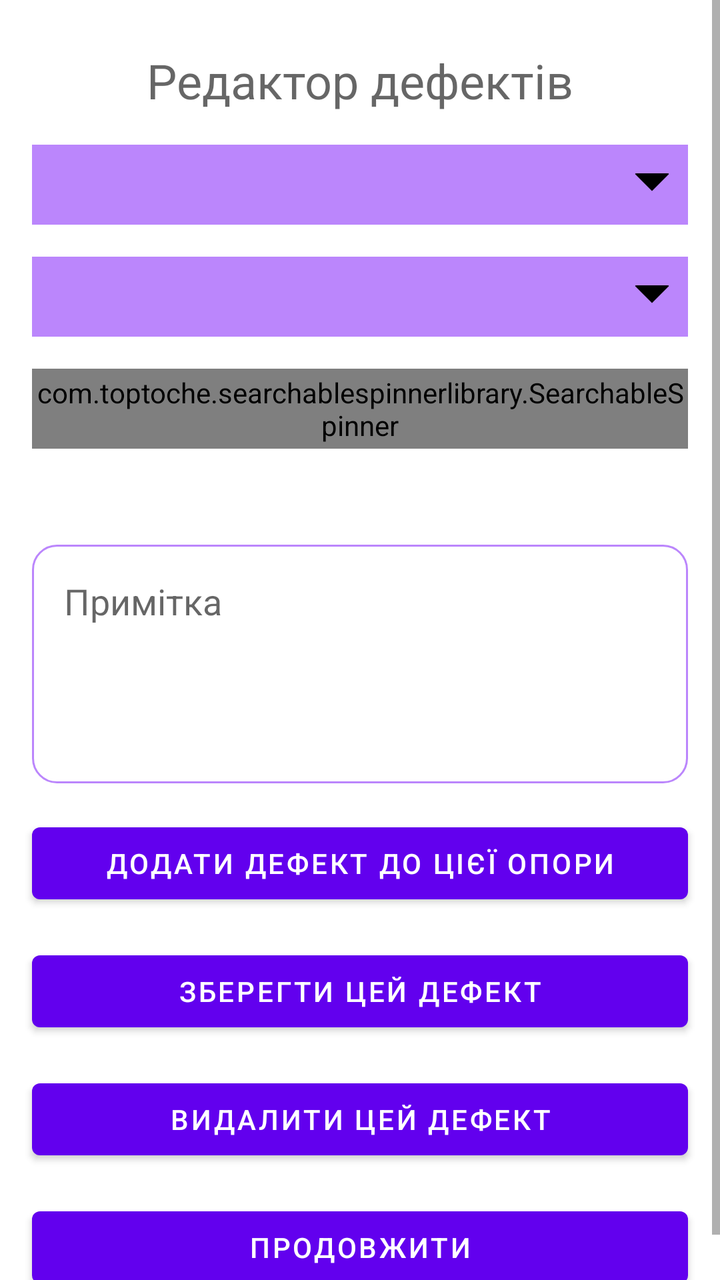
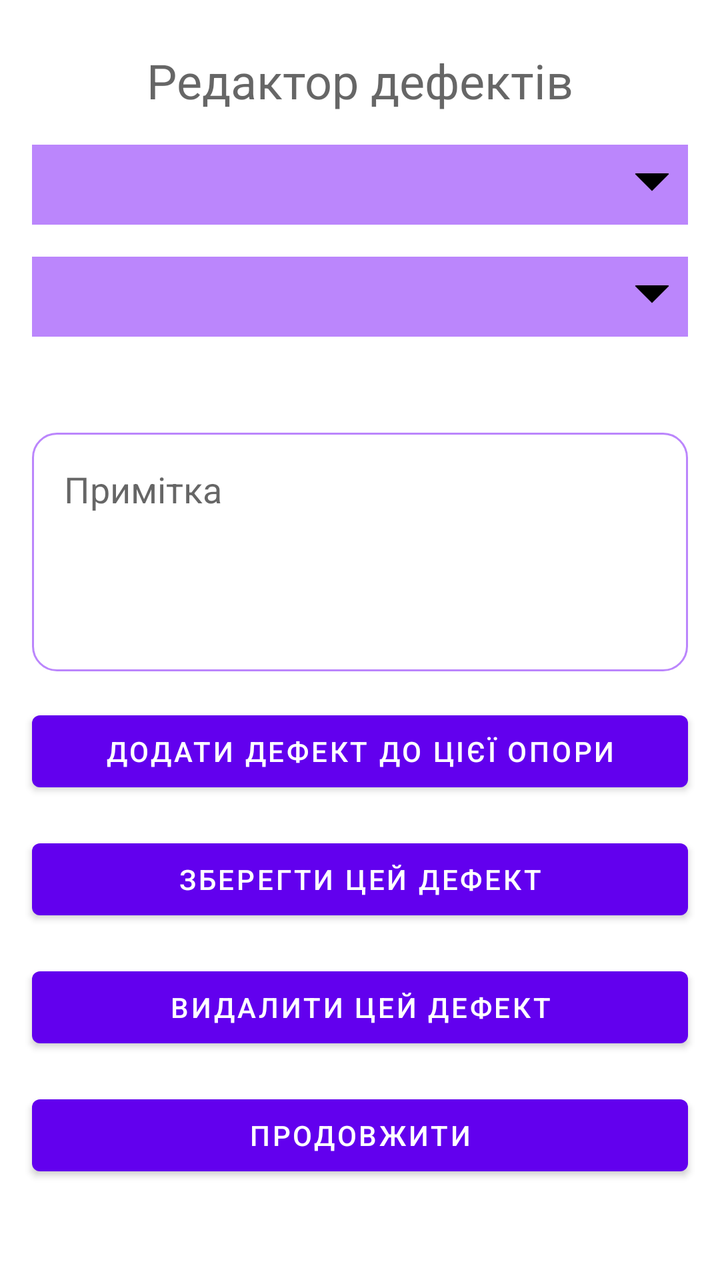

Two renders of the same Android screen: before a commit and after it. Below are the layout's source before the change and the commit's diff.
<!-- AndroidManifest.xml: application theme Theme.DefectFinder -->
<!-- res/layout/activity_edit_defect.xml -->
<?xml version="1.0" encoding="utf-8"?>
<androidx.constraintlayout.widget.ConstraintLayout xmlns:android="http://schemas.android.com/apk/res/android"
    xmlns:app="http://schemas.android.com/apk/res-auto"
    xmlns:tools="http://schemas.android.com/tools"
    android:layout_width="match_parent"
    android:layout_height="wrap_content"
    tools:context=".EditDefect">


    <ScrollView
        android:id="@+id/scroll"
        android:layout_width="match_parent"
        android:layout_height="match_parent"
        android:fillViewport="true"
        app:layout_constraintEnd_toEndOf="parent"
        app:layout_constraintStart_toStartOf="parent"
        app:layout_constraintTop_toTopOf="parent">

        <LinearLayout
            android:layout_width="match_parent"
            android:layout_height="wrap_content"
            android:orientation="vertical">

            <LinearLayout
                android:id="@+id/first_defect"
                android:layout_width="match_parent"
                android:layout_height="wrap_content"
                android:orientation="vertical"
                app:layout_constraintEnd_toEndOf="parent"
                app:layout_constraintStart_toStartOf="parent"
                app:layout_constraintTop_toTopOf="parent">

                <TextView
                    android:id="@+id/activity_name"
                    android:layout_width="match_parent"
                    android:layout_height="wrap_content"
                    android:layout_marginTop="24dp"
                    android:text="@string/defect_editor"
                    android:textAlignment="center"
                    android:textAppearance="@style/TextAppearance.MaterialComponents.Headline3"
                    android:textSize="24sp"
                    app:layout_constraintEnd_toEndOf="parent"
                    app:layout_constraintStart_toStartOf="parent"
                    app:layout_constraintTop_toTopOf="parent" />

                <Spinner
                    android:id="@+id/opr_spinner"
                    android:layout_width="match_parent"
                    android:layout_height="40dp"
                    android:layout_marginStart="16dp"
                    android:layout_marginTop="16dp"
                    android:layout_marginEnd="16dp"
                    android:background="@drawable/spinner_bg"
                    app:layout_constraintEnd_toEndOf="parent"
                    app:layout_constraintStart_toStartOf="parent"
                    app:layout_constraintTop_toBottomOf="@id/activity_name" />

                <Spinner
                    android:id="@+id/defect_spinner"
                    android:layout_width="match_parent"
                    android:layout_height="40dp"
                    android:layout_marginStart="16dp"
                    android:layout_marginTop="16dp"
                    android:layout_marginEnd="16dp"
                    android:background="@drawable/spinner_bg"
                    app:layout_constraintEnd_toEndOf="parent"
                    app:layout_constraintStart_toStartOf="parent"
                    app:layout_constraintTop_toBottomOf="@id/opr_spinner" />

                <com.toptoche.searchablespinnerlibrary.SearchableSpinner
                    android:id="@+id/searchableSpinner"
                    android:layout_width="match_parent"
                    android:layout_height="40dp"
                    android:layout_marginStart="16dp"
                    android:layout_marginTop="16dp"
                    android:layout_marginEnd="16dp"
                    android:background="@drawable/spinner_bg"
                    app:layout_constraintEnd_toEndOf="parent"
                    app:layout_constraintStart_toStartOf="parent"
                    app:layout_constraintTop_toBottomOf="@id/defect_spinner" />

                <GridView
                    android:id="@+id/photo_layout"
                    android:layout_width="match_parent"
                    android:layout_height="wrap_content"
                    android:layout_centerInParent="true"
                    android:layout_marginStart="16dp"
                    android:layout_marginTop="16dp"
                    android:layout_marginEnd="16dp"
                    android:layout_marginBottom="16dp"
                    android:horizontalSpacing="5dp"
                    android:numColumns="3"
                    android:stretchMode="columnWidth"
                    android:verticalSpacing="5dp"
                    app:layout_constraintEnd_toEndOf="parent"
                    app:layout_constraintStart_toStartOf="parent"
                    app:layout_constraintTop_toBottomOf="@id/searchableSpinner" />
            </LinearLayout>

            <EditText
                android:id="@+id/adds"
                android:inputType="textMultiLine"
                android:lines="4"
                android:minLines="4"
                android:maxLines="5"
                android:gravity="top|left"
                android:hint="@string/note"
                android:background="@drawable/edit_text_border"
                android:layout_margin="16dp"
                android:padding="16dp"
                android:layout_height="wrap_content"
                android:layout_width="match_parent"
                android:scrollbars="vertical"
                app:layout_constraintTop_toBottomOf="@id/photo_layout"
                app:layout_constraintBottom_toTopOf="@id/add_defect"
                app:layout_constraintStart_toStartOf="parent"
                app:layout_constraintEnd_toEndOf="parent"
                />

            <Button
                android:id="@+id/add_defect"
                android:layout_width="match_parent"
                android:layout_height="wrap_content"
                android:layout_marginStart="16dp"
                android:layout_marginEnd="16dp"
                android:layout_marginBottom="16dp"
                android:text="@string/add_defect_here"
                app:layout_constraintEnd_toEndOf="parent"
                app:layout_constraintStart_toStartOf="parent"
                app:layout_constraintTop_toBottomOf="@id/first_defect"/>

            <Button
                android:id="@+id/save_defect"
                android:layout_width="match_parent"
                android:layout_height="wrap_content"
                android:layout_marginStart="16dp"
                android:layout_marginEnd="16dp"
                android:layout_marginBottom="16dp"
                android:text="@string/save_current_defect"
                app:layout_constraintEnd_toEndOf="parent"
                app:layout_constraintStart_toStartOf="parent"
                app:layout_constraintTop_toBottomOf="@id/add_defect" />

            <Button
                android:id="@+id/delete_defect"
                android:layout_width="match_parent"
                android:layout_height="wrap_content"
                android:layout_marginStart="16dp"
                android:layout_marginEnd="16dp"
                android:layout_marginBottom="16dp"
                android:text="@string/delete_current_defect"
                app:layout_constraintEnd_toEndOf="parent"
                app:layout_constraintStart_toStartOf="parent"
                app:layout_constraintTop_toBottomOf="@id/save_defect"/>

            <Button
                android:id="@+id/continue_btn"
                android:layout_width="match_parent"
                android:layout_height="wrap_content"
                android:layout_marginStart="16dp"
                android:layout_marginEnd="16dp"
                android:layout_marginBottom="16dp"
                android:text="@string/go_continue"
                app:layout_constraintBottom_toBottomOf="parent"
                app:layout_constraintEnd_toEndOf="parent"
                app:layout_constraintStart_toStartOf="parent" />

        </LinearLayout>
    </ScrollView>
</androidx.constraintlayout.widget.ConstraintLayout>
<!-- resources referenced by this layout -->
<resources>
  <!-- drawable edit_text_border (drawable) -->
  <shape
      xmlns:android="http://schemas.android.com/apk/res/android"
      android:shape="rectangle">
      <solid
          android:color="@android:color/transparent"/>
  
      <corners
          android:bottomRightRadius="12dp"
          android:bottomLeftRadius="12dp"
          android:topLeftRadius="12dp"
          android:topRightRadius="12dp"/>
      <stroke
          android:color="@color/purple_200"
          android:width="1dp"/>
  </shape>
  <!-- drawable spinner_bg (drawable) -->
  <?xml version="1.0" encoding="utf-8"?>
  <layer-list xmlns:android="http://schemas.android.com/apk/res/android">
      <item>
          <shape android:shape="rectangle">
              <solid android:color="@color/purple_200"/>
              <corners android:radius="0dp" />
          </shape>
      </item>
      <item android:gravity="center_vertical|right" android:right="8dp">
          <layer-list>
              <item android:width="12dp" android:height="12dp"  android:gravity="center" android:bottom="10dp">
                  <rotate
                      android:fromDegrees="45"
                      android:toDegrees="45">
                      <shape android:shape="rectangle">
                          <solid android:color="#000000" />
                          <stroke android:color="#000000" android:width="1dp"/>
                      </shape>
                  </rotate>
              </item>
              <item android:width="20dp" android:height="10dp" android:bottom="21dp" android:gravity="center">
                  <shape android:shape="rectangle">
                      <solid android:color="@color/purple_200"/>
                  </shape>
              </item>
          </layer-list>
      </item>
  </layer-list>
  <string name="add_defect_here">Додати дефект до цієї опори</string>
  <string name="defect_editor">Редактор дефектів</string>
  <string name="delete_current_defect">Видалити цей дефект</string>
  <string name="go_continue">Продовжити</string>
  <string name="note">Примітка</string>
  <string name="save_current_defect">Зберегти цей дефект</string>
  <style name="Theme.DefectFinder" parent="Theme.MaterialComponents.DayNight.DarkActionBar">
          
          <item name="colorPrimary">@color/purple_500</item>
          <item name="colorPrimaryVariant">@color/purple_700</item>
          <item name="colorOnPrimary">@color/white</item>
          
          <item name="colorSecondary">@color/teal_200</item>
          <item name="colorSecondaryVariant">@color/teal_700</item>
          <item name="colorOnSecondary">@color/black</item>
          
          <item name="android:statusBarColor" tools:targetApi="l">?attr/colorPrimaryVariant</item>
          
      </style>
  <color name="purple_200">#FFBB86FC</color>
  <color name="purple_500">#FF6200EE</color>
  <color name="purple_700">#FF3700B3</color>
  <color name="white">#FFFFFFFF</color>
  <color name="teal_200">#FF03DAC5</color>
  <color name="teal_700">#FF018786</color>
  <color name="black">#FF000000</color>
</resources>

<!-- the commit's change to res/layout/activity_edit_defect.xml (unified diff, before → after) -->
@@ -67,17 +67,7 @@
                     app:layout_constraintStart_toStartOf="parent"
                     app:layout_constraintTop_toBottomOf="@id/opr_spinner" />
 
-                <com.toptoche.searchablespinnerlibrary.SearchableSpinner
-                    android:id="@+id/searchableSpinner"
-                    android:layout_width="match_parent"
-                    android:layout_height="40dp"
-                    android:layout_marginStart="16dp"
-                    android:layout_marginTop="16dp"
-                    android:layout_marginEnd="16dp"
-                    android:background="@drawable/spinner_bg"
-                    app:layout_constraintEnd_toEndOf="parent"
-                    app:layout_constraintStart_toStartOf="parent"
-                    app:layout_constraintTop_toBottomOf="@id/defect_spinner" />
+                
 
                 <GridView
                     android:id="@+id/photo_layout"
@@ -94,7 +84,7 @@
                     android:verticalSpacing="5dp"
                     app:layout_constraintEnd_toEndOf="parent"
                     app:layout_constraintStart_toStartOf="parent"
-                    app:layout_constraintTop_toBottomOf="@id/searchableSpinner" />
+                    app:layout_constraintTop_toBottomOf="@id/defect_spinner" />
             </LinearLayout>
 
             <EditText
